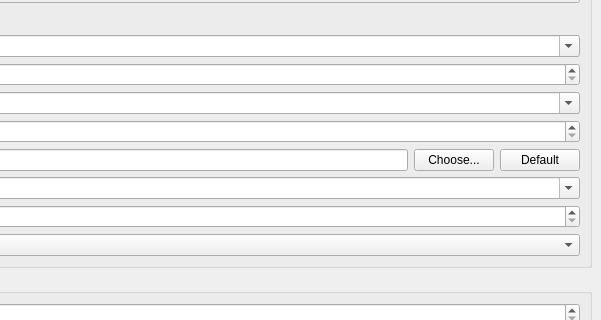
This is src/configdialog.ui in xyzzyx99/texstudio as Qt 5 draws it before an edit; both pictures show x 777 to 1378 and y 113 to 433 of the 1378 by 864 pixel window. The edited form follows.
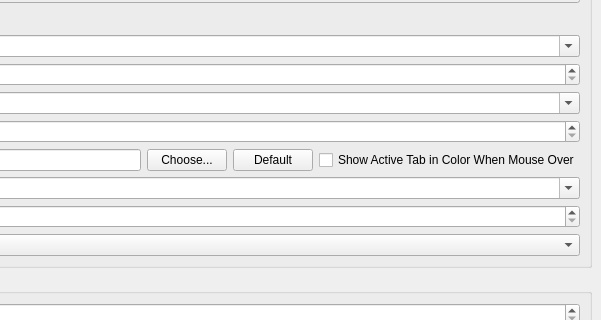
This is the edited form. The open tabs and pages were chosen to show the change. Icons and pictures are not drawn.

Commit message: Add hover-only active editor tab color option

The edit to the form file:
```diff
--- a/src/configdialog.ui
+++ b/src/configdialog.ui
@@ -348,6 +348,16 @@
                       </property>
                      </widget>
                     </item>
+                    <item>
+                     <widget class="QCheckBox" name="checkBoxEditorTabActiveColorOnHover">
+                      <property name="text">
+                       <string>Show Active Tab in Color When Mouse Over</string>
+                      </property>
+                      <property name="toolTip">
+                       <string>Apply the chosen color to the active tab only while the pointer is over the editor tab bar. Unchecked means always show the color.</string>
+                      </property>
+                     </widget>
+                    </item>
                    </layout>
                   </item>
                   <item row="10" column="0">
```
Left out of the diff: 1 changed line with no effect on the pictures. The commit also changes 5 other files.
